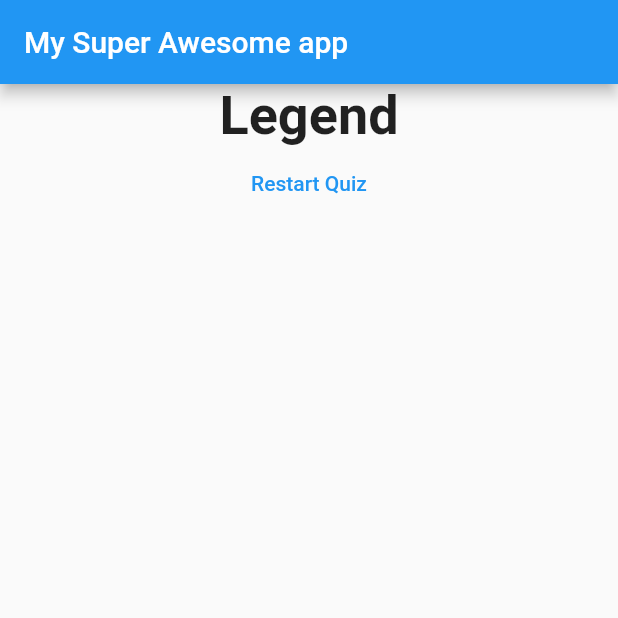
After one commit to Tarun047/FlutterLearn, a Flutter app: the screen it shows after launch, after a tap on "Red", after a tap on "Frog", after a tap on "Max", on a phone screen of 412 x 824 dp, the top half of it. The commit adds this screen. Run offline on Flutter 3.47's test engine with Material 2 defaults, Android fonts, the phone set to English and light mode, and no system bars.

Commit message:
Completed Quiz App

```diff
--- a/FlutterLearn-master/lib/main.dart
+++ b/FlutterLearn-master/lib/main.dart
@@ -1,6 +1,7 @@
 import 'package:flutter/material.dart';
-import 'package:test_app/Answer.dart';
-import 'package:test_app/question.dart';
+
+import 'quiz.dart';
+import 'result.dart';
 
 void main() {
   runApp(MyApp());
@@ -15,28 +16,52 @@ class MyApp extends StatefulWidget {
 
 class _MyAppState extends State<MyApp> {
   var _questionIdx = 0;
-  final questions = const [
+  final _questions = const [
     {
       'questionText': 'What\'s your favourite color ?',
-      'answers': ["Red", "Blue", "Green", "White"]
+      'answers': [
+        {'text': 'Red', 'score': 10},
+        {'text': 'Blue', 'score': 20},
+        {'text': 'Green', 'score': 30},
+        {'text': 'White', 'score': 40}
+      ]
     },
     {
       'questionText': 'What\'s your favourite animal ?',
-      'answers': ["Dog", "Cat", "Frog", "Rabbit"]
+      'answers': [
+        {'text': 'Dog', 'score': 10},
+        {'text': 'Dog', 'score': 20},
+        {'text': 'Frog', 'score': 30},
+        {'text': 'Rabbit', 'score': 40}
+      ]
     },
     {
       'questionText': 'What\'s your favourite instructor ?',
-      'answers': ["Max", "Phil", "George", "Harry"]
+      'answers': [
+        {'text': 'Max', 'score': 10},
+        {'text': 'Phil', 'score': 20},
+        {'text': 'George', 'score': 30},
+        {'text': 'Harry', 'score': 40}
+      ]
     }
   ];
+  var _totalScore = 0;
 
-  void _onAnswer() {
-    if (_questionIdx < questions.length) {
+  void _onAnswer(int score) {
+    _totalScore += score;
+    if (_questionIdx < _questions.length) {
       setState(() {
         _questionIdx = _questionIdx + 1;
       });
       print(_questionIdx);
     }
+  }
+
+  void _resetQuiz() {
+    setState(() {
+      _questionIdx = 0;
+      _totalScore = 0;
+    });
   }
 
   @override
@@ -46,17 +71,12 @@ class _MyAppState extends State<MyApp> {
         appBar: AppBar(
           title: Text('My Super Awesome app'),
         ),
-        body: _questionIdx < questions.length ?
-        Column(
-          children: [
-            Question(questions[_questionIdx]['questionText']),
-            ...(questions[_questionIdx]['answers'] as List<String>).map((
-                answer) => Answer(answer, _onAnswer)).toList()
-          ],
-        )
-            : Center(
-          child: Text("Your'e done!"),
-        ),
+        body: _questionIdx < _questions.length
+            ? Quiz(
+                questions: _questions,
+                onAnswer: _onAnswer,
+                questionIdx: _questionIdx)
+            : Result(_totalScore, _resetQuiz),
       ),
     );
   }
--- /dev/null
+++ b/FlutterLearn-master/lib/quiz.dart
@@ -0,0 +1,30 @@
+import 'package:flutter/material.dart';
+
+import 'answer.dart';
+import 'question.dart';
+
+class Quiz extends StatelessWidget {
+  final List<Map<String, Object>> questions;
+  final Function onAnswer;
+  final int questionIdx;
+
+  Quiz(
+      {@required this.questions,
+      @required this.questionIdx,
+      @required this.onAnswer});
+
+  @override
+  Widget build(BuildContext context) {
+    return Column(
+      children: [
+        Question(questions[questionIdx]['questionText']),
+        ...(questions[questionIdx]['answers'] as List<Map<String, Object>>)
+            .map((answer) => Answer(
+                  answer['text'],
+                  () => onAnswer(answer['score']),
+                ))
+            .toList()
+      ],
+    );
+  }
+}
--- /dev/null
+++ b/FlutterLearn-master/lib/result.dart
@@ -0,0 +1,39 @@
+import 'package:flutter/material.dart';
+
+class Result extends StatelessWidget {
+  final int score;
+  final Function onReset;
+  Result(this.score, this.onReset);
+
+  String get resultPhrase {
+    var resultText = 'You did it! ';
+    if (score <= 30) {
+      resultText = 'You are awesome';
+    } else if (score <= 40) {
+      resultText = 'You are cool';
+    } else {
+      resultText = 'Legend';
+    }
+    return resultText;
+  }
+
+  @override
+  Widget build(BuildContext context) {
+    return Center(
+      child: Column(
+        children: [
+          Text(
+            resultPhrase,
+            style: TextStyle(fontSize: 36, fontWeight: FontWeight.bold),
+            textAlign: TextAlign.center,
+          ),
+          FlatButton(
+            child: Text('Restart Quiz'),
+            onPressed: onReset,
+            textColor: Colors.blue,
+          )
+        ],
+      ),
+    );
+  }
+}
```
Also changed, not shown: FlutterLearn-master/lib/answer.dart (renamed from FlutterLearn-master/lib/Answer.dart), FlutterLearn-master/pubspec.lock.
